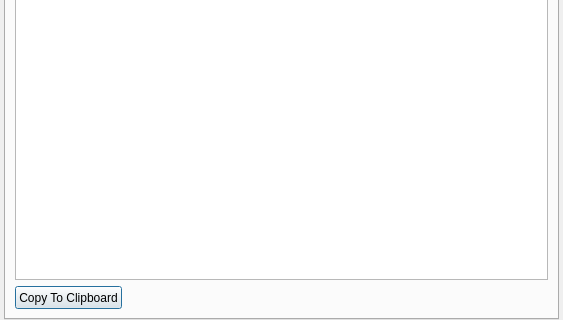
3nock/OTE, file sub3suite/src/Dialogs/AboutDialog.ui: the form before one commit; both pictures show x 0 to 563 and y 183 to 503 of the 563 by 503 pixel window.
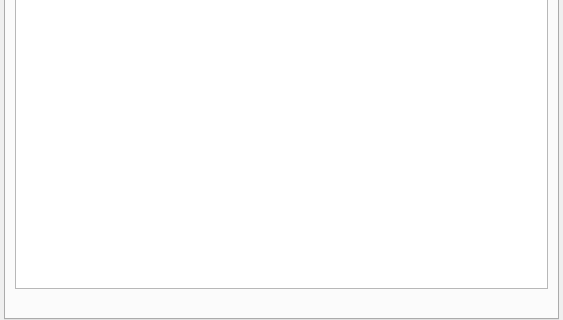
The form after the commit.

Patch:
```diff
--- a/sub3suite/src/Dialogs/AboutDialog.ui
+++ b/sub3suite/src/Dialogs/AboutDialog.ui
@@ -141,20 +141,7 @@
        <item>
         <layout class="QHBoxLayout" name="horizontalLayout_3">
          <item>
-          <widget class="QPushButton" name="buttonCopy">
-           <property name="minimumSize">
-            <size>
-             <width>100</width>
-             <height>23</height>
-            </size>
-           </property>
-           <property name="text">
-            <string>Copy To Clipboard</string>
-           </property>
-          </widget>
-         </item>
-         <item>
-          <spacer name="horizontalSpacer_5">
+          <spacer name="horizontalSpacerGithub">
            <property name="orientation">
             <enum>Qt::Horizontal</enum>
            </property>
```
Left out of the diff: 2 changed lines with no effect on the pictures.
